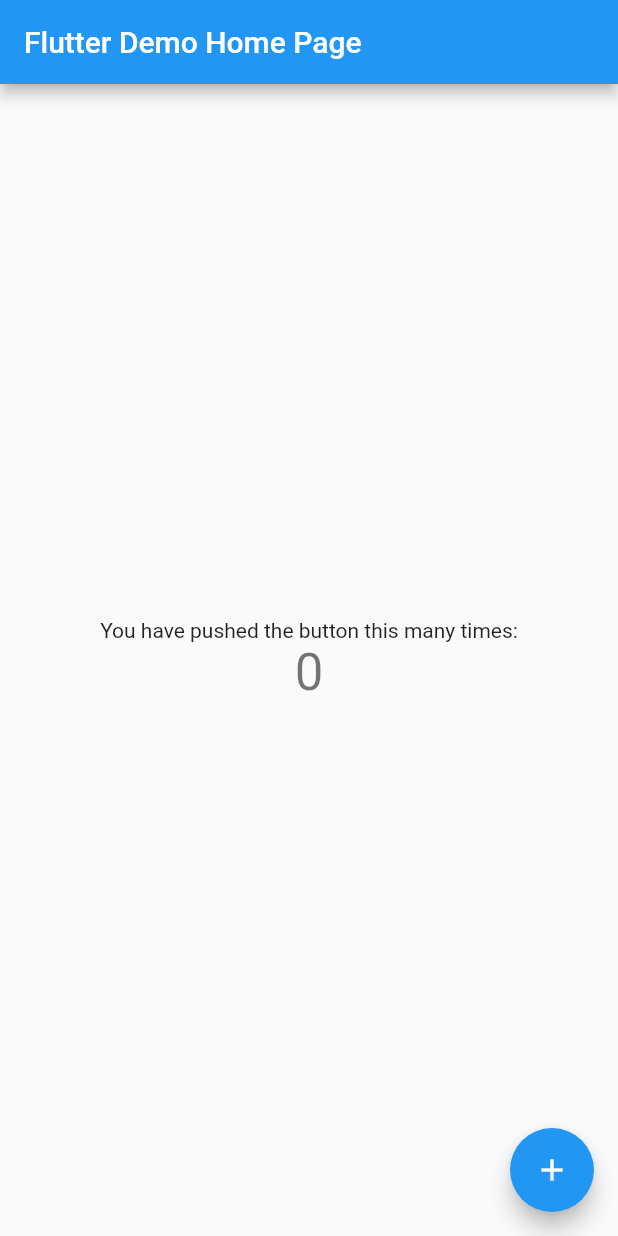
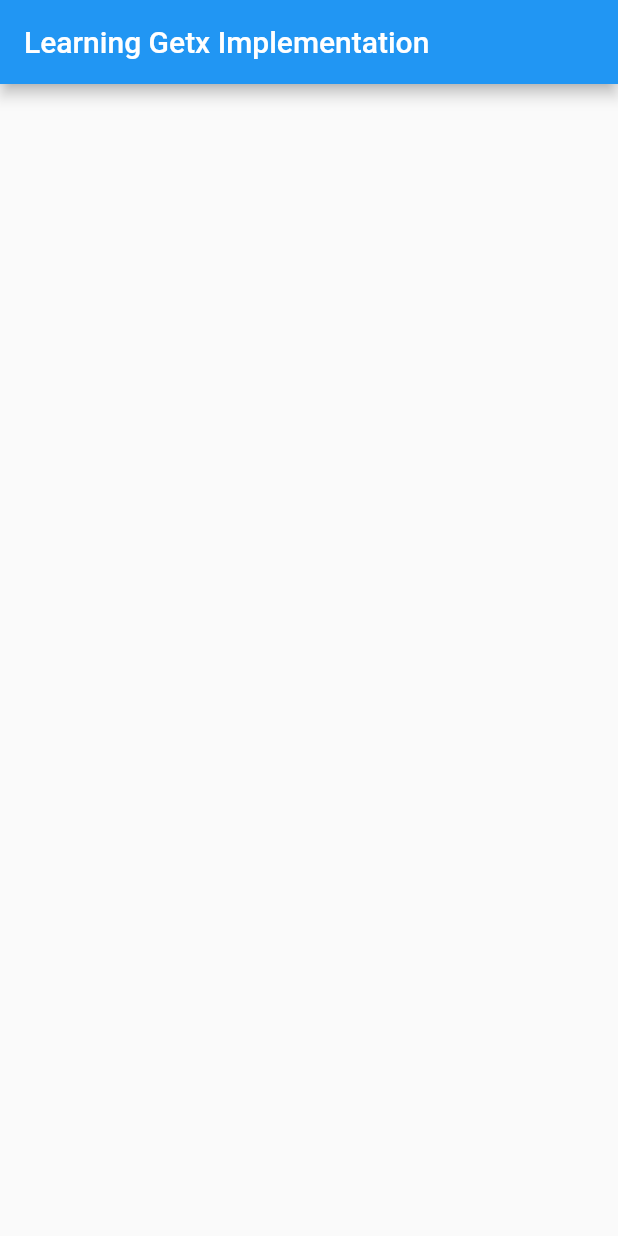
Before and after one commit to tahabutt96/statemanagement_using_getX, a Flutter app: the screen it shows after launch, on a phone screen of 412 x 824 dp. Run offline on Flutter 3.47's test engine with Material 2 defaults, Android fonts, the phone set to English and light mode, and no system bars; our stand-ins replace get.

Commit message:
pushing code

```diff
--- /dev/null
+++ b/lib/homepage.dart
@@ -0,0 +1,27 @@
+import 'package:flutter/material.dart';
+import 'package:get/get.dart';
+import 'package:learn_getx/botomsheet.dart';
+import 'package:learn_getx/dialog.dart';
+import 'package:learn_getx/snackbar.dart';
+
+class homepage extends StatelessWidget {
+  @override
+  Widget build(BuildContext context) {
+    return Scaffold(
+      appBar: AppBar(
+        title: Text("Learning Getx Implementation")
+      ),
+      body: Center(
+        child: Column(
+          mainAxisAlignment: MainAxisAlignment.center,
+          crossAxisAlignment: CrossAxisAlignment.center,
+          children: [
+            //custom_snackbar(),
+            //custom_dialog(),
+            //custom_botomsheet(),
+          ],
+        ),
+      ),
+    );
+  }
+}
--- a/lib/main.dart
+++ b/lib/main.dart
@@ -1,4 +1,6 @@
 import 'package:flutter/material.dart';
+import 'package:get/get.dart';
+import 'package:learn_getx/homepage.dart';
 
 void main() {
   runApp(MyApp());
@@ -8,106 +10,12 @@ class MyApp extends StatelessWidget {
   // This widget is the root of your application.
   @override
   Widget build(BuildContext context) {
-    return MaterialApp(
+    return GetMaterialApp(
       title: 'Flutter Demo',
       theme: ThemeData(
-        // This is the theme of your application.
-        //
-        // Try running your application with "flutter run". You'll see the
-        // application has a blue toolbar. Then, without quitting the app, try
-        // changing the primarySwatch below to Colors.green and then invoke
-        // "hot reload" (press "r" in the console where you ran "flutter run",
-        // or simply save your changes to "hot reload" in a Flutter IDE).
-        // Notice that the counter didn't reset back to zero; the application
-        // is not restarted.
         primarySwatch: Colors.blue,
       ),
-      home: MyHomePage(title: 'Flutter Demo Home Page'),
+      home: homepage(),
     );
   }
 }
-
-class MyHomePage extends StatefulWidget {
-  MyHomePage({Key key, this.title}) : super(key: key);
-
-  // This widget is the home page of your application. It is stateful, meaning
-  // that it has a State object (defined below) that contains fields that affect
-  // how it looks.
-
-  // This class is the configuration for the state. It holds the values (in this
-  // case the title) provided by the parent (in this case the App widget) and
-  // used by the build method of the State. Fields in a Widget subclass are
-  // always marked "final".
-
-  final String title;
-
-  @override
-  _MyHomePageState createState() => _MyHomePageState();
-}
-
-class _MyHomePageState extends State<MyHomePage> {
-  int _counter = 0;
-
-  void _incrementCounter() {
-    setState(() {
-      // This call to setState tells the Flutter framework that something has
-      // changed in this State, which causes it to rerun the build method below
-      // so that the display can reflect the updated values. If we changed
-      // _counter without calling setState(), then the build method would not be
-      // called again, and so nothing would appear to happen.
-      _counter++;
-    });
-  }
-
-  @override
-  Widget build(BuildContext context) {
-    // This method is rerun every time setState is called, for instance as done
-    // by the _incrementCounter method above.
-    //
-    // The Flutter framework has been optimized to make rerunning build methods
-    // fast, so that you can just rebuild anything that needs updating rather
-    // than having to individually change instances of widgets.
-    return Scaffold(
-      appBar: AppBar(
-        // Here we take the value from the MyHomePage object that was created by
-        // the App.build method, and use it to set our appbar title.
-        title: Text(widget.title),
-      ),
-      body: Center(
-        // Center is a layout widget. It takes a single child and positions it
-        // in the middle of the parent.
-        child: Column(
-          // Column is also a layout widget. It takes a list of children and
-          // arranges them vertically. By default, it sizes itself to fit its
-          // children horizontally, and tries to be as tall as its parent.
-          //
-          // Invoke "debug painting" (press "p" in the console, choose the
-          // "Toggle Debug Paint" action from the Flutter Inspector in Android
-          // Studio, or the "Toggle Debug Paint" command in Visual Studio Code)
-          // to see the wireframe for each widget.
-          //
-          // Column has various properties to control how it sizes itself and
-          // how it positions its children. Here we use mainAxisAlignment to
-          // center the children vertically; the main axis here is the vertical
-          // axis because Columns are vertical (the cross axis would be
-          // horizontal).
-          mainAxisAlignment: MainAxisAlignment.center,
-          children: <Widget>[
-            Text(
-              'You have pushed the button this many times:',
-            ),
-            Text(
-              '$_counter',
-              style: Theme.of(context).textTheme.headline4,
-            ),
-          ],
-        ),
-      ),
-      floatingActionButton: FloatingActionButton(
-        onPressed: _incrementCounter,
-        tooltip: 'Increment',
-        child: Icon(Icons.add),
-      ), // This trailing comma makes auto-formatting nicer for build methods.
-    );
-  }
-}
--- a/pubspec.yaml
+++ b/pubspec.yaml
@@ -23,6 +23,7 @@ environment:
 dependencies:
   flutter:
     sdk: flutter
+  get: ^4.1.4
 
 
   # The following adds the Cupertino Icons font to your application.
```
Also changed, not shown: lib/botomsheet.dart (added, +31 -0 lines), lib/dialog.dart (added, +26 -0 lines), lib/snackbar.dart (added, +18 -0 lines), pubspec.lock.
